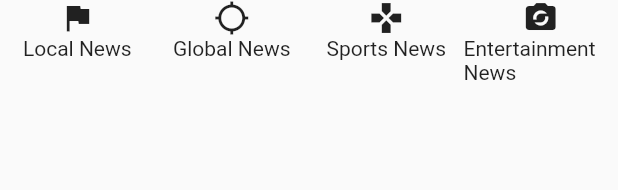
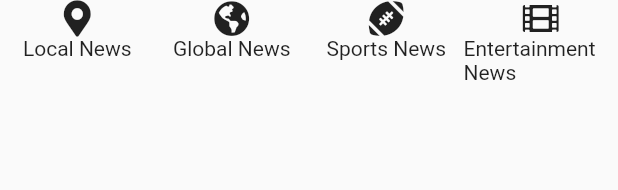
Before and after one commit to Adigun574/news-app, a Flutter app: the NewsCategory widget shown alone on an empty page, opened directly, on a phone screen of 412 x 824 dp. Shown: the top 190 px of the screen. Run offline on Flutter 3.47's test engine with Material 2 defaults, Android fonts, the phone set to English and light mode, and no system bars; our stand-ins replace font_awesome_flutter; network calls fail.

Commit message:
work in progress

```diff
--- a/lib/screens/LocalNewsScreen.dart
+++ b/lib/screens/LocalNewsScreen.dart
@@ -18,8 +18,6 @@ class LocalNewsScreen extends StatelessWidget {
               child: TopNewsCard(),
             ),
             NewsCategory(),
-            Text("aaa"),
-
             Expanded(
               child: ListView(
                 padding: const EdgeInsets.all(8),
--- a/lib/widgets/NewsCategories.dart
+++ b/lib/widgets/NewsCategories.dart
@@ -1,4 +1,5 @@
 import 'package:flutter/material.dart';
+import 'package:font_awesome_flutter/font_awesome_flutter.dart';
 
 class NewsCategory extends StatelessWidget {
   @override
@@ -6,33 +7,41 @@ class NewsCategory extends StatelessWidget {
     return Row(
       children: <Widget>[
         Expanded(
-                  child: Column(
+          child: Column(
             children: <Widget>[
-              Icon(Icons.flag),
+              FaIcon(
+                FontAwesomeIcons.mapMarkerAlt,
+              ),
               Text("Local News"),
             ],
           ),
         ),
         Expanded(
-                  child: Column(
+          child: Column(
             children: <Widget>[
-              Icon(Icons.gps_not_fixed),
+              FaIcon(
+                FontAwesomeIcons.globeAmericas,
+              ),
               Text("Global News"),
             ],
           ),
         ),
         Expanded(
-                  child: Column(
+          child: Column(
             children: <Widget>[
-              Icon(Icons.gamepad),
+              FaIcon(
+                FontAwesomeIcons.footballBall,
+              ),
               Text("Sports News"),
             ],
           ),
         ),
         Expanded(
-                  child: Column(
+          child: Column(
             children: <Widget>[
-              Icon(Icons.party_mode),
+              FaIcon(
+                FontAwesomeIcons.film,
+              ),
               Text("Entertainment News"),
             ],
           ),
--- a/pubspec.yaml
+++ b/pubspec.yaml
@@ -3,7 +3,7 @@ description: A new Flutter project.
 
 # The following line prevents the package from being accidentally published to
 # pub.dev using `pub publish`. This is preferred for private packages.
-publish_to: 'none' # Remove this line if you wish to publish to pub.dev
+publish_to: "none" # Remove this line if you wish to publish to pub.dev
 
 # The following defines the version and build number for your application.
 # A version number is three numbers separated by dots, like 1.2.43
@@ -23,7 +23,7 @@ environment:
 dependencies:
   flutter:
     sdk: flutter
-
+  font_awesome_flutter: "8.10.1"
 
   # The following adds the Cupertino Icons font to your application.
   # Use with the CupertinoIcons class for iOS style icons.
@@ -38,7 +38,6 @@ dev_dependencies:
 
 # The following section is specific to Flutter.
 flutter:
-
   # The following line ensures that the Material Icons font is
   # included with your application, so that you can use the icons in
   # the material Icons class.
```
Also changed, not shown: lib/screens/NewsDetailScreen.dart (added, +15 -0 lines), lib/widgets/NewsCard.dart (+24 -4 lines), lib/widgets/shareModal.dart (added, +54 -0 lines), pubspec.lock.
